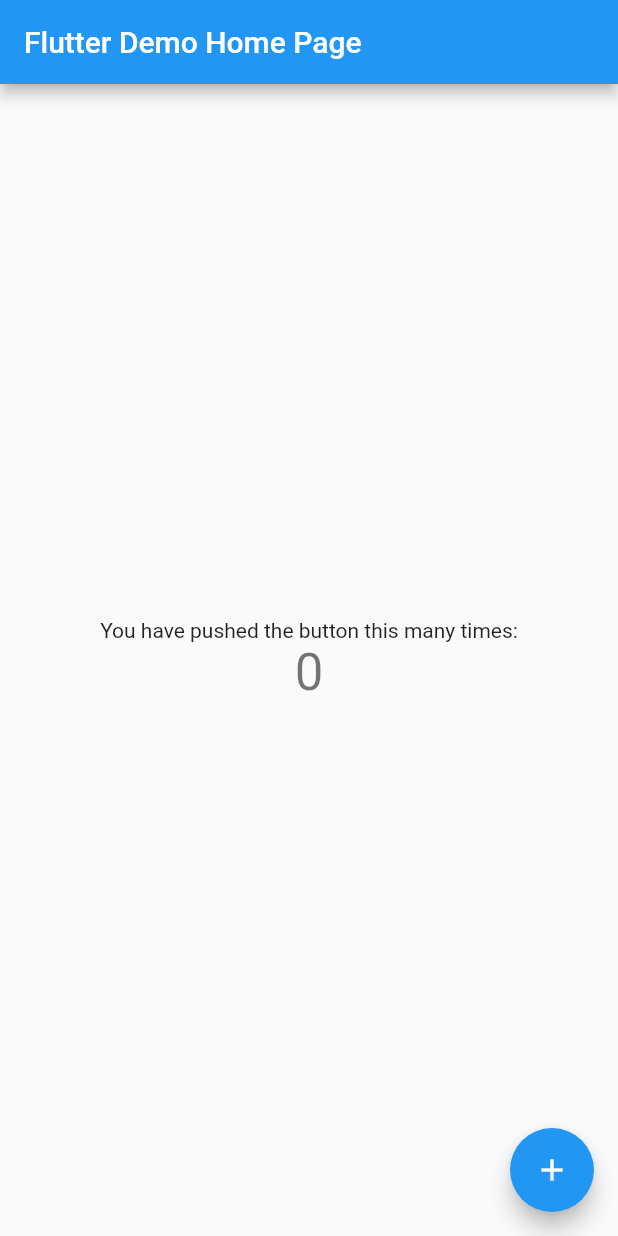
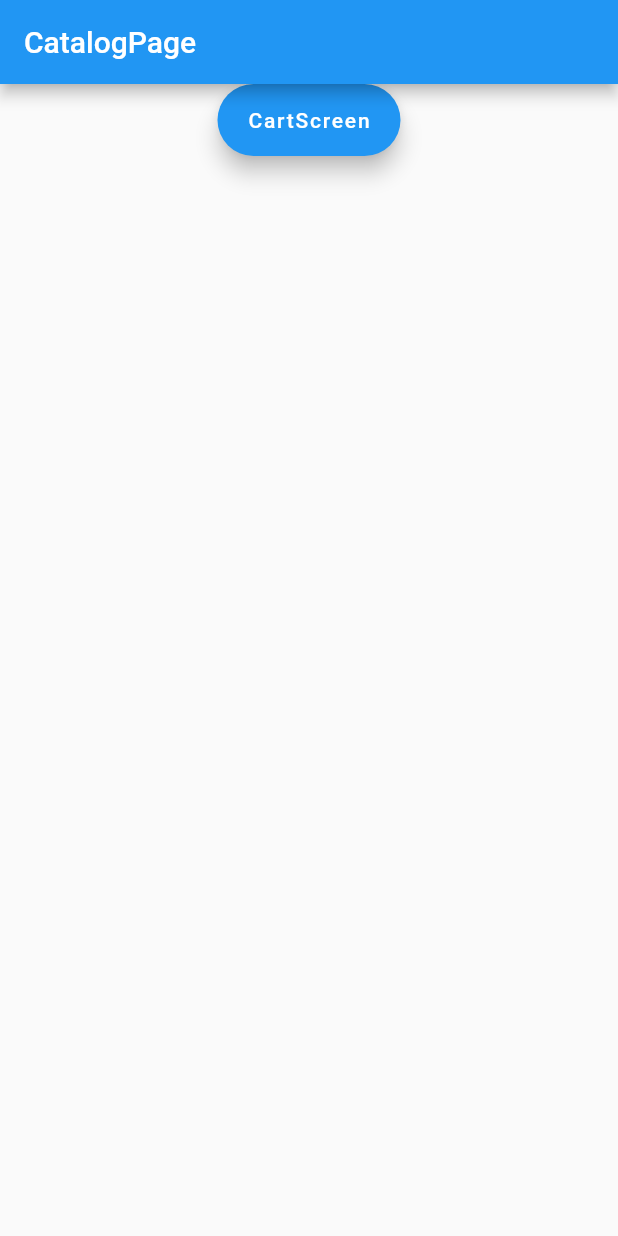
Before and after one commit to DanielMohammadii/shopingcart, a Flutter app: the screen it shows after launch, on a phone screen of 412 x 824 dp. Run offline on Flutter 3.47's test engine with Material 2 defaults, Android fonts, the phone set to English and light mode, and no system bars; our stand-ins replace get.

Commit message:
before Model

```diff
--- a/lib/main.dart
+++ b/lib/main.dart
@@ -1,4 +1,6 @@
 import 'package:flutter/material.dart';
+import 'package:shopingcart_flutter_firestore/screens/catalog_screen.dart';
+import 'package:get/get.dart';
 
 void main() {
   runApp(MyApp());
@@ -8,106 +10,12 @@
   // This widget is the root of your application.
   @override
   Widget build(BuildContext context) {
-    return MaterialApp(
+    return GetMaterialApp(
       title: 'Flutter Demo',
       theme: ThemeData(
-        // This is the theme of your application.
-        //
-        // Try running your application with "flutter run". You'll see the
-        // application has a blue toolbar. Then, without quitting the app, try
-        // changing the primarySwatch below to Colors.green and then invoke
-        // "hot reload" (press "r" in the console where you ran "flutter run",
-        // or simply save your changes to "hot reload" in a Flutter IDE).
-        // Notice that the counter didn't reset back to zero; the application
-        // is not restarted.
         primarySwatch: Colors.blue,
       ),
-      home: MyHomePage(title: 'Flutter Demo Home Page'),
+      home: CatalogScreen(),
     );
   }
 }
-
-class MyHomePage extends StatefulWidget {
-  MyHomePage({Key? key, required this.title}) : super(key: key);
-
-  // This widget is the home page of your application. It is stateful, meaning
-  // that it has a State object (defined below) that contains fields that affect
-  // how it looks.
-
-  // This class is the configuration for the state. It holds the values (in this
-  // case the title) provided by the parent (in this case the App widget) and
-  // used by the build method of the State. Fields in a Widget subclass are
-  // always marked "final".
-
-  final String title;
-
-  @override
-  _MyHomePageState createState() => _MyHomePageState();
-}
-
-class _MyHomePageState extends State<MyHomePage> {
-  int _counter = 0;
-
-  void _incrementCounter() {
-    setState(() {
-      // This call to setState tells the Flutter framework that something has
-      // changed in this State, which causes it to rerun the build method below
-      // so that the display can reflect the updated values. If we changed
-      // _counter without calling setState(), then the build method would not be
-      // called again, and so nothing would appear to happen.
-      _counter++;
-    });
-  }
-
-  @override
-  Widget build(BuildContext context) {
-    // This method is rerun every time setState is called, for instance as done
-    // by the _incrementCounter method above.
-    //
-    // The Flutter framework has been optimized to make rerunning build methods
-    // fast, so that you can just rebuild anything that needs updating rather
-    // than having to individually change instances of widgets.
-    return Scaffold(
-      appBar: AppBar(
-        // Here we take the value from the MyHomePage object that was created by
-        // the App.build method, and use it to set our appbar title.
-        title: Text(widget.title),
-      ),
-      body: Center(
-        // Center is a layout widget. It takes a single child and positions it
-        // in the middle of the parent.
-        child: Column(
-          // Column is also a layout widget. It takes a list of children and
-          // arranges them vertically. By default, it sizes itself to fit its
-          // children horizontally, and tries to be as tall as its parent.
-          //
-          // Invoke "debug painting" (press "p" in the console, choose the
-          // "Toggle Debug Paint" action from the Flutter Inspector in Android
-          // Studio, or the "Toggle Debug Paint" command in Visual Studio Code)
-          // to see the wireframe for each widget.
-          //
-          // Column has various properties to control how it sizes itself and
-          // how it positions its children. Here we use mainAxisAlignment to
-          // center the children vertically; the main axis here is the vertical
-          // axis because Columns are vertical (the cross axis would be
-          // horizontal).
-          mainAxisAlignment: MainAxisAlignment.center,
-          children: <Widget>[
-            Text(
-              'You have pushed the button this many times:',
-            ),
-            Text(
-              '$_counter',
-              style: Theme.of(context).textTheme.headline4,
-            ),
-          ],
-        ),
-      ),
-      floatingActionButton: FloatingActionButton(
-        onPressed: _incrementCounter,
-        tooltip: 'Increment',
-        child: Icon(Icons.add),
-      ), // This trailing comma makes auto-formatting nicer for build methods.
-    );
-  }
-}
--- /dev/null
+++ b/lib/screens/cart_screen.dart
@@ -0,0 +1,21 @@
+import 'package:flutter/material.dart';
+
+class CartScreen extends StatelessWidget {
+  const CartScreen({Key? key}) : super(key: key);
+
+  @override
+  Widget build(BuildContext context) {
+    return Scaffold(
+      appBar: AppBar(
+        title: Text('CartScreen'),
+      ),
+      body: SafeArea(
+          child: Container(
+        child: Column(
+          children: [],
+        ),
+      )),
+    );
+    ;
+  }
+}
--- /dev/null
+++ b/lib/screens/catalog_screen.dart
@@ -0,0 +1,31 @@
+import 'package:flutter/material.dart';
+import 'package:shopingcart_flutter_firestore/screens/cart_screen.dart';
+import 'package:shopingcart_flutter_firestore/widgets/catalog_widget.dart';
+import 'package:get/get.dart';
+
+class CatalogScreen extends StatelessWidget {
+  const CatalogScreen({Key? key}) : super(key: key);
+
+  @override
+  Widget build(BuildContext context) {
+    return Scaffold(
+      appBar: AppBar(
+        title: Text('CatalogPage'),
+      ),
+      body: SafeArea(
+          child: Container(
+        child: Column(
+          children: [
+            CatalogWidet(),
+            FloatingActionButton.extended(
+              onPressed: () {
+                Get.to(() => CartScreen());
+              },
+              label: Text('CartScreen'),
+            )
+          ],
+        ),
+      )),
+    );
+  }
+}
--- /dev/null
+++ b/lib/widgets/catalog_widget.dart
@@ -0,0 +1,10 @@
+import 'package:flutter/material.dart';
+
+class CatalogWidet extends StatelessWidget {
+  const CatalogWidet({Key? key}) : super(key: key);
+
+  @override
+  Widget build(BuildContext context) {
+    return Container();
+  }
+}
```
Also changed, not shown: pubspec.yaml (+2 -10 lines), pubspec.lock.
